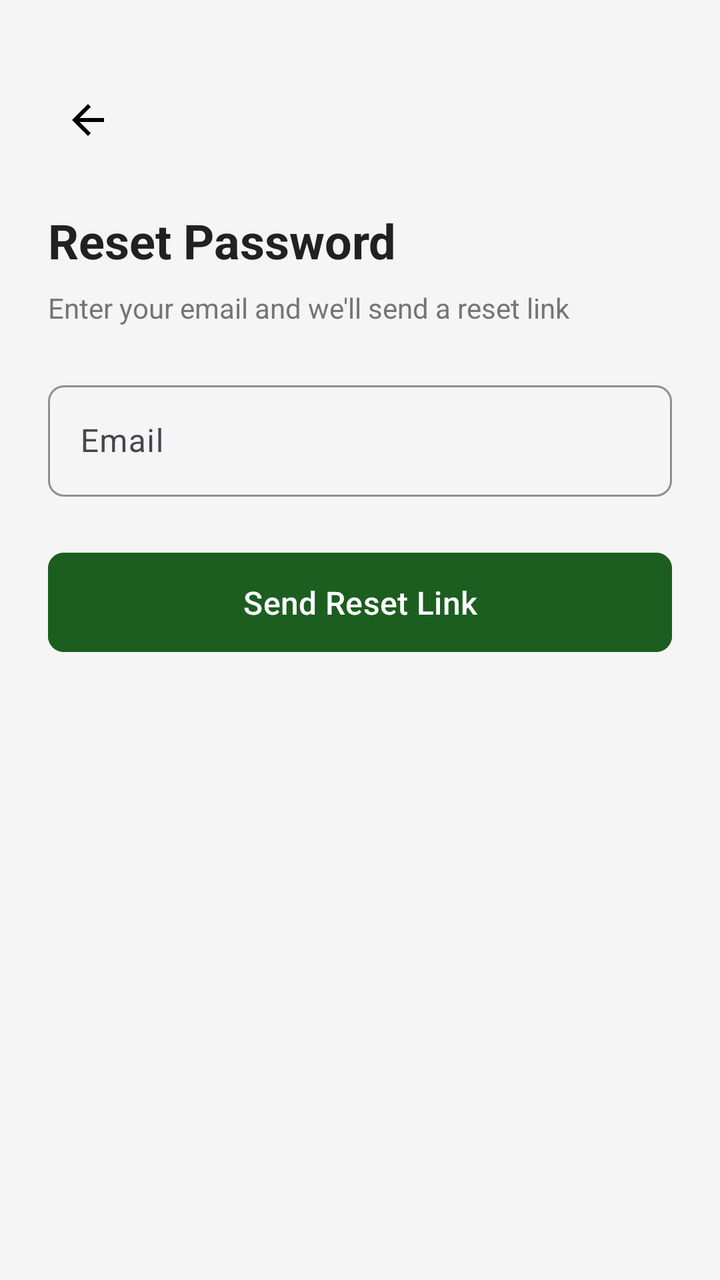
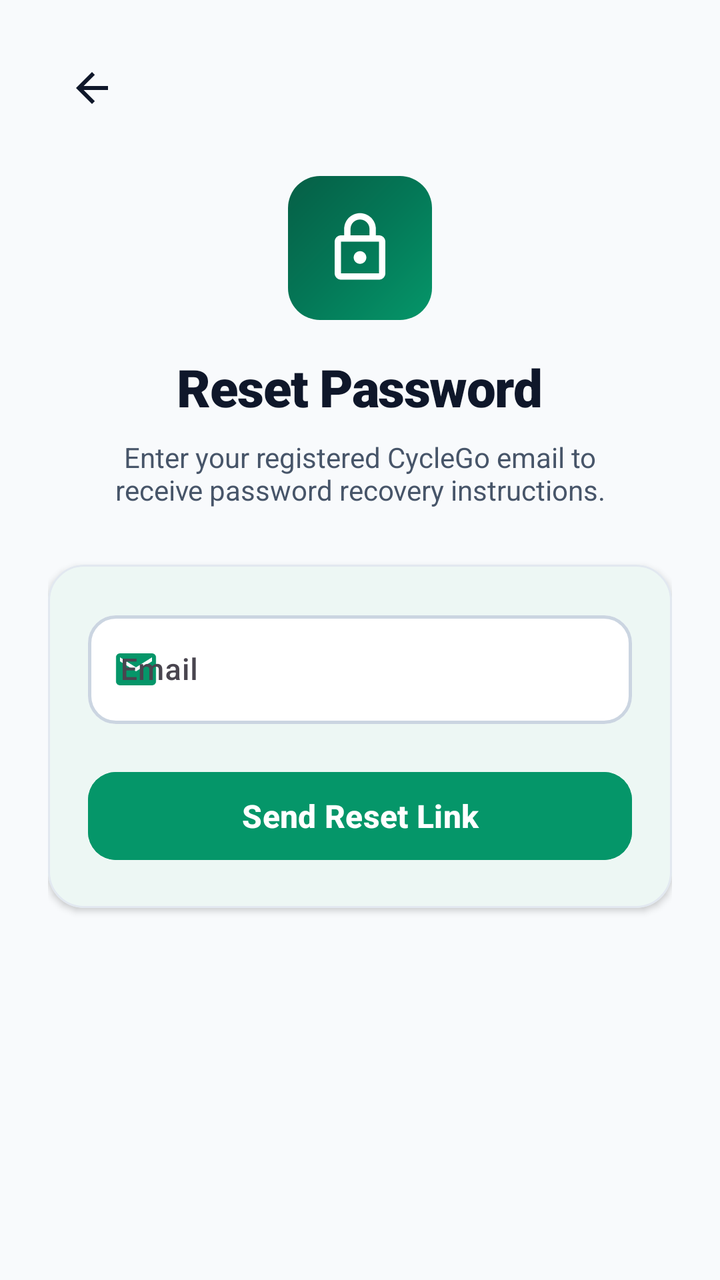

Screens rendered from an Android XML layout before and after an edit, with the pre-edit source and the edit as a unified diff.
<!-- AndroidManifest.xml: application theme Theme.BicycleBookingApp -->
<!-- res/layout/fragment_forgot_password.xml -->
<?xml version="1.0" encoding="utf-8"?>
<LinearLayout xmlns:android="http://schemas.android.com/apk/res/android"
    xmlns:app="http://schemas.android.com/apk/res-auto"
    android:layout_width="match_parent"
    android:layout_height="match_parent"
    android:background="@color/colorBackground"
    android:orientation="vertical"
    android:padding="24dp">

    <ImageView
        android:id="@+id/ivBack"
        android:layout_width="40dp"
        android:layout_height="40dp"
        android:layout_marginTop="16dp"
        android:src="@drawable/ic_back"
        android:contentDescription="Back"
        android:padding="8dp" />

    <TextView
        android:layout_width="wrap_content"
        android:layout_height="wrap_content"
        android:layout_marginTop="24dp"
        android:text="@string/reset_password"
        android:textColor="@color/colorTextPrimary"
        android:textSize="24sp"
        android:textStyle="bold" />

    <TextView
        android:layout_width="wrap_content"
        android:layout_height="wrap_content"
        android:layout_marginTop="8dp"
        android:layout_marginBottom="24dp"
        android:text="Enter your email and we'll send a reset link"
        android:textColor="@color/colorTextSecondary"
        android:textSize="14sp" />

    <com.google.android.material.textfield.TextInputLayout
        android:id="@+id/tilEmail"
        style="@style/InputField"
        android:layout_width="match_parent"
        android:layout_height="wrap_content"
        android:hint="@string/email">
        <com.google.android.material.textfield.TextInputEditText
            android:id="@+id/etEmail"
            android:layout_width="match_parent"
            android:layout_height="wrap_content"
            android:inputType="textEmailAddress"
            android:maxLines="1" />
    </com.google.android.material.textfield.TextInputLayout>

    <TextView
        android:id="@+id/tvError"
        android:layout_width="match_parent"
        android:layout_height="wrap_content"
        android:layout_marginTop="8dp"
        android:textColor="@color/colorUnavailable"
        android:textSize="13sp"
        android:visibility="gone" />

    <TextView
        android:id="@+id/tvSuccess"
        android:layout_width="match_parent"
        android:layout_height="wrap_content"
        android:layout_marginTop="8dp"
        android:textColor="@color/colorAvailable"
        android:textSize="13sp"
        android:visibility="gone" />

    <com.google.android.material.button.MaterialButton
        android:id="@+id/btnSendReset"
        style="@style/PrimaryButton"
        android:layout_width="match_parent"
        android:layout_height="wrap_content"
        android:layout_marginTop="24dp"
        android:text="@string/send_reset_link" />

    <ProgressBar
        android:id="@+id/progressBar"
        android:layout_width="wrap_content"
        android:layout_height="wrap_content"
        android:layout_gravity="center_horizontal"
        android:layout_marginTop="12dp"
        android:visibility="gone" />

</LinearLayout>
<!-- resources referenced by this layout -->
<resources>
  <color name="colorAvailable">#4CAF50</color>
  <color name="colorBackground">#F5F5F5</color>
  <color name="colorTextPrimary">#212121</color>
  <color name="colorTextSecondary">#757575</color>
  <color name="colorUnavailable">#F44336</color>
  <style name="InputField" parent="Widget.Material3.TextInputLayout.OutlinedBox">
          <item name="boxStrokeColor">@color/colorPrimary</item>
          <item name="hintTextColor">@color/colorPrimary</item>
          <item name="boxCornerRadiusTopStart">8dp</item>
          <item name="boxCornerRadiusTopEnd">8dp</item>
          <item name="boxCornerRadiusBottomStart">8dp</item>
          <item name="boxCornerRadiusBottomEnd">8dp</item>
      </style>
  <style name="PrimaryButton" parent="Widget.Material3.Button">
          <item name="android:backgroundTint">@color/colorPrimary</item>
          <item name="android:textColor">@color/white</item>
          <item name="cornerRadius">8dp</item>
          <item name="android:textSize">16sp</item>
          <item name="android:paddingTop">14dp</item>
          <item name="android:paddingBottom">14dp</item>
      </style>
  <color name="colorPrimary">#1B5E20</color>
  <style name="Base.Theme.BicycleBookingApp" parent="Theme.Material3.Light.NoActionBar">
          <item name="colorPrimary">@color/colorPrimary</item>
          <item name="colorPrimaryVariant">@color/colorPrimaryDark</item>
          <item name="colorOnPrimary">@color/white</item>
          <item name="colorSecondary">@color/colorAccent</item>
          <item name="colorOnSecondary">@color/white</item>
          <item name="android:colorBackground">@color/colorBackground</item>
          <item name="colorSurface">@color/colorSurface</item>
          <item name="android:statusBarColor">@color/colorPrimary</item>
          <item name="android:navigationBarColor">@color/white</item>
      </style>
  <color name="colorPrimaryDark">#003300</color>
  <color name="colorAccent">#FF6F00</color>
  <!-- unchanged entries left out for length: 7 -->
</resources>

<!-- the commit's change to res/layout/fragment_forgot_password.xml (unified diff, before → after) -->
@@ -1,85 +1,163 @@
 <?xml version="1.0" encoding="utf-8"?>
-<LinearLayout xmlns:android="http://schemas.android.com/apk/res/android"
+<ScrollView xmlns:android="http://schemas.android.com/apk/res/android"
     xmlns:app="http://schemas.android.com/apk/res-auto"
     android:layout_width="match_parent"
     android:layout_height="match_parent"
     android:background="@color/colorBackground"
-    android:orientation="vertical"
-    android:padding="24dp">
+    android:fillViewport="true">
 
-    <ImageView
-        android:id="@+id/ivBack"
-        android:layout_width="40dp"
-        android:layout_height="40dp"
-        android:layout_marginTop="16dp"
-        android:src="@drawable/ic_back"
-        android:contentDescription="Back"
-        android:padding="8dp" />
-
-    <TextView
-        android:layout_width="wrap_content"
-        android:layout_height="wrap_content"
-        android:layout_marginTop="24dp"
-        android:text="@string/reset_password"
-        android:textColor="@color/colorTextPrimary"
-        android:textSize="24sp"
-        android:textStyle="bold" />
-
-    <TextView
-        android:layout_width="wrap_content"
-        android:layout_height="wrap_content"
-        android:layout_marginTop="8dp"
-        android:layout_marginBottom="24dp"
-        android:text="Enter your email and we'll send a reset link"
-        android:textColor="@color/colorTextSecondary"
-        android:textSize="14sp" />
-
-    <com.google.android.material.textfield.TextInputLayout
-        android:id="@+id/tilEmail"
-        style="@style/InputField"
+    <LinearLayout
         android:layout_width="match_parent"
         android:layout_height="wrap_content"
-        android:hint="@string/email">
-        <com.google.android.material.textfield.TextInputEditText
-            android:id="@+id/etEmail"
+        android:orientation="vertical"
+        android:paddingHorizontal="24dp"
+        android:paddingTop="20dp"
+        android:paddingBottom="36dp">
+
+        
+        <FrameLayout
+            android:layout_width="match_parent"
+            android:layout_height="48dp">
+
+            <ImageView
+                android:id="@+id/ivBack"
+                android:layout_width="44dp"
+                android:layout_height="44dp"
+                android:layout_gravity="start|center_vertical"
+                android:background="?attr/selectableItemBackgroundBorderless"
+                android:contentDescription="Back"
+                android:padding="10dp"
+                android:src="@drawable/ic_back"
+                app:tint="@color/colorTextPrimary" />
+        </FrameLayout>
+
+        
+        <LinearLayout
             android:layout_width="match_parent"
             android:layout_height="wrap_content"
-            android:inputType="textEmailAddress"
-            android:maxLines="1" />
-    </com.google.android.material.textfield.TextInputLayout>
+            android:layout_marginTop="20dp"
+            android:layout_marginBottom="28dp"
+            android:gravity="center_horizontal"
+            android:orientation="vertical">
 
-    <TextView
-        android:id="@+id/tvError"
-        android:layout_width="match_parent"
-        android:layout_height="wrap_content"
-        android:layout_marginTop="8dp"
-        android:textColor="@color/colorUnavailable"
-        android:textSize="13sp"
-        android:visibility="gone" />
+            <FrameLayout
+                android:layout_width="72dp"
+                android:layout_height="72dp"
+                android:layout_marginBottom="16dp"
+                android:background="@drawable/bg_brand_gradient">
 
-    <TextView
-        android:id="@+id/tvSuccess"
-        android:layout_width="match_parent"
-        android:layout_height="wrap_content"
-        android:layout_marginTop="8dp"
-        android:textColor="@color/colorAvailable"
-        android:textSize="13sp"
-        android:visibility="gone" />
+                <ImageView
+                    android:layout_width="38dp"
+                    android:layout_height="38dp"
+                    android:layout_gravity="center"
+                    android:contentDescription="Reset Password"
+                    android:src="@drawable/ic_lock_outline"
+                    app:tint="@color/white" />
+            </FrameLayout>
 
-    <com.google.android.material.button.MaterialButton
-        android:id="@+id/btnSendReset"
-        style="@style/PrimaryButton"
-        android:layout_width="match_parent"
-        android:layout_height="wrap_content"
-        android:layout_marginTop="24dp"
-        android:text="@string/send_reset_link" />
+            <TextView
+                android:layout_width="wrap_content"
+                android:layout_height="wrap_content"
+                android:fontFamily="sans-serif-black"
+                android:letterSpacing="-0.02"
+                android:text="@string/reset_password"
+                android:textColor="@color/colorTextPrimary"
+                android:textSize="26sp" />
 
-    <ProgressBar
-        android:id="@+id/progressBar"
-        android:layout_width="wrap_content"
-        android:layout_height="wrap_content"
-        android:layout_gravity="center_horizontal"
-        android:layout_marginTop="12dp"
-        android:visibility="gone" />
+            <TextView
+                android:layout_width="wrap_content"
+                android:layout_height="wrap_content"
+                android:layout_marginTop="8dp"
+                android:gravity="center"
+                android:paddingHorizontal="16dp"
+                android:text="Enter your registered CycleGo email to receive password recovery instructions."
+                android:textColor="@color/colorTextSecondary"
+                android:textSize="14sp" />
+        </LinearLayout>
 
-</LinearLayout>
+        
+        <com.google.android.material.card.MaterialCardView
+            style="@style/CardStyle"
+            android:layout_width="match_parent"
+            android:layout_height="wrap_content"
+            app:cardBackgroundColor="@color/colorCardBackground"
+            app:cardElevation="2dp"
+            app:strokeColor="#E2E8F0"
+            app:strokeWidth="1dp">
+
+            <LinearLayout
+                android:layout_width="match_parent"
+                android:layout_height="wrap_content"
+                android:orientation="vertical"
+                android:padding="20dp">
+
+                <com.google.android.material.textfield.TextInputLayout
+                    android:id="@+id/tilEmail"
+                    style="@style/InputField"
+                    android:layout_width="match_parent"
+                    android:layout_height="wrap_content"
+                    android:hint="@string/email"
+                    app:boxBackgroundColor="@color/colorSurface"
+                    app:boxStrokeColor="@color/box_stroke_selector"
+                    app:startIconDrawable="@drawable/ic_email_outline"
+                    app:startIconTint="@color/colorPrimary">
+
+                    <com.google.android.material.textfield.TextInputEditText
+                        android:id="@+id/etEmail"
+                        android:layout_width="match_parent"
+                        android:layout_height="wrap_content"
+                        android:fontFamily="sans-serif-medium"
+                        android:imeOptions="actionDone"
+                        android:inputType="textEmailAddress"
+                        android:maxLines="1"
+                        android:textColor="@color/colorTextPrimary"
+                        android:textSize="15sp" />
+                </com.google.android.material.textfield.TextInputLayout>
+
+                
+                <TextView
+                    android:id="@+id/tvError"
+                    android:layout_width="match_parent"
+                    android:layout_height="wrap_content"
+                    android:layout_marginTop="10dp"
+                    android:background="#FEF2F2"
+                    android:paddingHorizontal="12dp"
+                    android:paddingVertical="8dp"
+                    android:textColor="@color/colorUnavailable"
+                    android:textSize="13sp"
+                    android:visibility="gone" />
+
+                <TextView
+                    android:id="@+id/tvSuccess"
+                    android:layout_width="match_parent"
+                    android:layout_height="wrap_content"
+                    android:layout_marginTop="10dp"
+                    android:background="#ECFDF5"
+                    android:paddingHorizontal="12dp"
+                    android:paddingVertical="8dp"
+                    android:textColor="@color/colorPrimary"
+                    android:textSize="13sp"
+                    android:visibility="gone" />
+
+                <com.google.android.material.button.MaterialButton
+                    android:id="@+id/btnSendReset"
+                    style="@style/PrimaryButton"
+                    android:layout_width="match_parent"
+                    android:layout_height="wrap_content"
+                    android:layout_marginTop="20dp"
+                    android:text="@string/send_reset_link" />
+
+                <ProgressBar
+                    android:id="@+id/progressBar"
+                    android:layout_width="wrap_content"
+                    android:layout_height="wrap_content"
+                    android:layout_gravity="center_horizontal"
+                    android:layout_marginTop="12dp"
+                    android:indeterminateTint="@color/colorPrimary"
+                    android:visibility="gone" />
+
+            </LinearLayout>
+        </com.google.android.material.card.MaterialCardView>
+
+    </LinearLayout>
+</ScrollView>
<!-- resource entries referenced after the edit -->
@@ -1,40 +1,100 @@
 <!-- resources referenced by this layout -->
 <resources>
-  <color name="colorAvailable">#4CAF50</color>
-  <color name="colorBackground">#F5F5F5</color>
-  <color name="colorTextPrimary">#212121</color>
-  <color name="colorTextSecondary">#757575</color>
-  <color name="colorUnavailable">#F44336</color>
+  <color name="colorBackground">#F8FAFC</color>
+  <color name="colorCardBackground">#FFFFFF</color>
+  <color name="colorTextPrimary">#0F172A</color>
+  <color name="colorTextSecondary">#475569</color>
+  <color name="colorUnavailable">#EF4444</color>
+  <!-- drawable bg_brand_gradient (drawable) -->
+  <?xml version="1.0" encoding="utf-8"?>
+  <shape xmlns:android="http://schemas.android.com/apk/res/android"
+      android:shape="rectangle">
+      <gradient
+          android:angle="135"
+          android:startColor="#059669"
+          android:centerColor="#047857"
+          android:endColor="#065F46"
+          android:type="linear" />
+      <corners android:radius="16dp" />
+  </shape>
+  <!-- drawable ic_email_outline (drawable) -->
+  <vector xmlns:android="http://schemas.android.com/apk/res/android"
+      android:width="24dp"
+      android:height="24dp"
+      android:viewportWidth="24"
+      android:viewportHeight="24">
+    <path
+        android:fillColor="#FF000000"
+        android:pathData="M20,4L4,4c-1.1,0 -1.99,0.9 -1.99,2L2,18c0,1.1 0.9,2 2,2h16c1.1,0 2,-0.9 2,-2L22,6c0,-1.1 -0.9,-2 -2,-2zM20,8l-8,5 -8,-5L4,6l8,5 8,-5v2z"/>
+  </vector>
+  <!-- drawable ic_lock_outline (drawable) -->
+  <vector xmlns:android="http://schemas.android.com/apk/res/android"
+      android:width="24dp"
+      android:height="24dp"
+      android:viewportWidth="24"
+      android:viewportHeight="24">
+    <path
+        android:fillColor="#FF000000"
+        android:pathData="M18,8h-1L17,6c0,-2.76 -2.24,-5 -5,-5S7,3.24 7,6v2L6,8c-1.1,0 -2,0.9 -2,2v10c0,1.1 0.9,2 2,2h12c1.1,0 2,-0.9 2,-2L20,10c0,-1.1 -0.9,-2 -2,-2zM9,6c0,-1.66 1.34,-3 3,-3s3,1.34 3,3v2L9,8L9,6zM18,20L6,20L6,10h12v10zM12,17c1.1,0 2,-0.9 2,-2s-0.9,-2 -2,-2 -2,0.9 -2,2 0.9,2 2,2z"/>
+  </vector>
+  <style name="CardStyle" parent="Widget.Material3.CardView.Elevated">
+          <item name="cardCornerRadius">18dp</item>
+          <item name="cardElevation">3dp</item>
+          <item name="strokeWidth">1dp</item>
+          <item name="strokeColor">@color/colorDivider</item>
+          <item name="cardBackgroundColor">@color/colorCardBackground</item>
+      </style>
   <style name="InputField" parent="Widget.Material3.TextInputLayout.OutlinedBox">
-          <item name="boxStrokeColor">@color/colorPrimary</item>
+          <item name="boxStrokeColor">@color/box_stroke_selector</item>
+          <item name="boxStrokeWidth">1.5dp</item>
+          <item name="boxStrokeWidthFocused">2dp</item>
+          <item name="boxCornerRadiusTopStart">14dp</item>
+          <item name="boxCornerRadiusTopEnd">14dp</item>
+          <item name="boxCornerRadiusBottomStart">14dp</item>
+          <item name="boxCornerRadiusBottomEnd">14dp</item>
+          <item name="boxBackgroundColor">@color/colorSurface</item>
           <item name="hintTextColor">@color/colorPrimary</item>
-          <item name="boxCornerRadiusTopStart">8dp</item>
-          <item name="boxCornerRadiusTopEnd">8dp</item>
-          <item name="boxCornerRadiusBottomStart">8dp</item>
-          <item name="boxCornerRadiusBottomEnd">8dp</item>
+          <item name="placeholderTextColor">@color/colorTextHint</item>
+          <item name="startIconTint">@color/colorTextSecondary</item>
+          <item name="endIconTint">@color/colorTextSecondary</item>
       </style>
   <style name="PrimaryButton" parent="Widget.Material3.Button">
           <item name="android:backgroundTint">@color/colorPrimary</item>
           <item name="android:textColor">@color/white</item>
-          <item name="cornerRadius">8dp</item>
+          <item name="cornerRadius">14dp</item>
           <item name="android:textSize">16sp</item>
-          <item name="android:paddingTop">14dp</item>
-          <item name="android:paddingBottom">14dp</item>
+          <item name="android:textStyle">bold</item>
+          <item name="android:minHeight">52dp</item>
+          <item name="elevation">2dp</item>
       </style>
-  <color name="colorPrimary">#1B5E20</color>
+  <color name="colorDivider">#E2E8F0</color>
+  <color name="colorTextHint">#94A3B8</color>
+  <color name="colorPrimary">#059669</color>
   <style name="Base.Theme.BicycleBookingApp" parent="Theme.Material3.Light.NoActionBar">
           <item name="colorPrimary">@color/colorPrimary</item>
           <item name="colorPrimaryVariant">@color/colorPrimaryDark</item>
           <item name="colorOnPrimary">@color/white</item>
-          <item name="colorSecondary">@color/colorAccent</item>
+          <item name="colorPrimaryContainer">@color/colorPrimaryContainer</item>
+          <item name="colorOnPrimaryContainer">@color/colorOnPrimaryContainer</item>
+          
+          <item name="colorSecondary">@color/colorSecondary</item>
           <item name="colorOnSecondary">@color/white</item>
+          <item name="colorSecondaryContainer">@color/colorSecondaryContainer</item>
+          
           <item name="android:colorBackground">@color/colorBackground</item>
           <item name="colorSurface">@color/colorSurface</item>
-          <item name="android:statusBarColor">@color/colorPrimary</item>
+          <item name="colorSurfaceVariant">@color/colorSurfaceVariant</item>
+          
+          <item name="android:statusBarColor">@color/colorPrimaryDark</item>
           <item name="android:navigationBarColor">@color/white</item>
+          <item name="android:windowLightNavigationBar">true</item>
       </style>
-  <color name="colorPrimaryDark">#003300</color>
-  <color name="colorAccent">#FF6F00</color>
+  <color name="colorPrimaryDark">#047857</color>
+  <color name="colorPrimaryContainer">#ECFDF5</color>
+  <color name="colorOnPrimaryContainer">#065F46</color>
+  <color name="colorSecondary">#0284C7</color>
+  <color name="colorSecondaryContainer">#E0F2FE</color>
+  <color name="colorSurfaceVariant">#F1F5F9</color>
   <!-- unchanged entries left out for length: 7 -->
 </resources>
 
